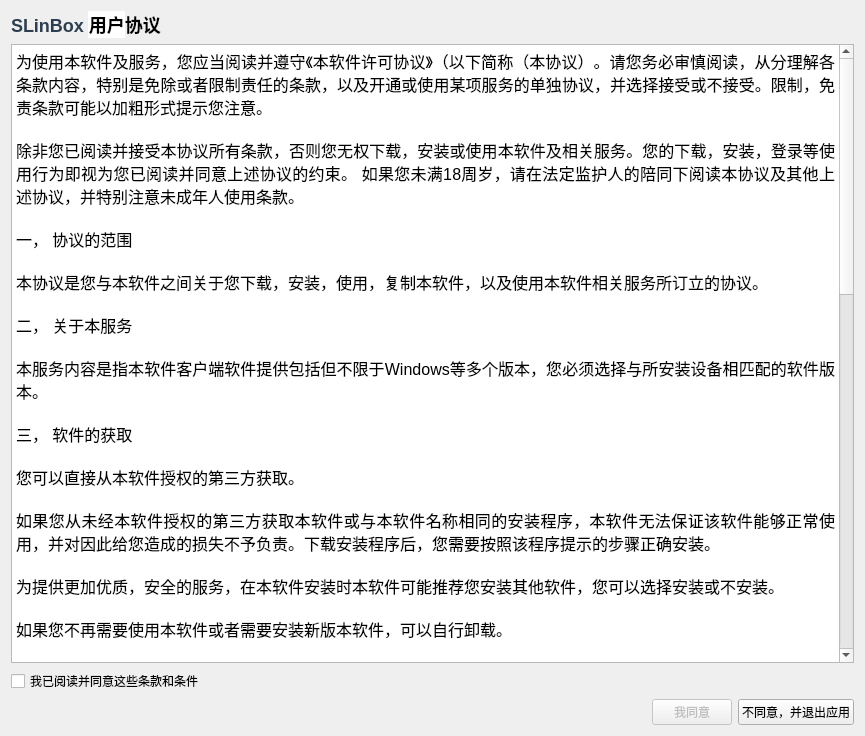
First picture: the form in ui/useragreementdialog.ui, repository linyvhuo/SLinBox, before the edit.
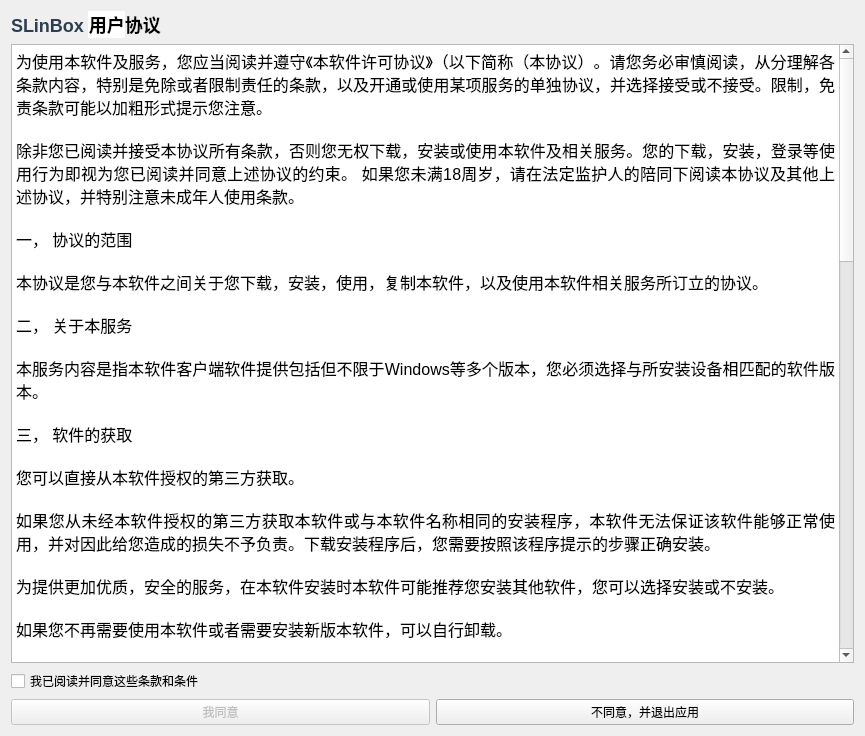
Second picture: the form after the edit.

Patch:
```diff
--- a/ui/useragreementdialog.ui
+++ b/ui/useragreementdialog.ui
@@ -86,7 +86,19 @@
 &lt;p align=&quot;justify&quot; style=&quot;-qt-paragraph-type:empty; margin-top:0px; margin-bottom:0px; margin-left:0px; margin-right:0px; -qt-block-indent:0; text-indent:0px; font-size:12pt;&quot;&gt;&lt;br /&gt;&lt;/p&gt;
 &lt;p align=&quot;justify&quot; style=&quot; margin-top:0px; margin-bottom:0px; margin-left:0px; margin-right:0px; -qt-block-indent:0; text-indent:0px;&quot;&gt;&lt;span style=&quot; font-size:12pt;&quot;&gt;九， 其他&lt;/span&gt;&lt;/p&gt;
 &lt;p align=&quot;justify&quot; style=&quot;-qt-paragraph-type:empty; margin-top:0px; margin-bottom:0px; margin-left:0px; margin-right:0px; -qt-block-indent:0; text-indent:0px; font-size:12pt;&quot;&gt;&lt;br /&gt;&lt;/p&gt;
-&lt;p align=&quot;justify&quot; style=&quot; margin-top:0px; margin-bottom:0px; margin-left:0px; margin-right:0px; -qt-block-indent:0; text-indent:0px;&quot;&gt;&lt;span style=&quot; font-size:12pt;&quot;&gt;您使用本软件即视为您已阅读并同意接受本软件协议的约束。本软件有权在必要时修改本协议条款。如果您不接受修改后的条款，应当停止使用本软件。&lt;/span&gt;&lt;/p&gt;&lt;/body&gt;&lt;/html&gt;</string>
+&lt;p align=&quot;justify&quot; style=&quot; margin-top:0px; margin-bottom:0px; margin-left:0px; margin-right:0px; -qt-block-indent:0; text-indent:0px;&quot;&gt;&lt;span style=&quot; font-size:12pt;&quot;&gt;您使用本软件即视为您已阅读并同意接受本软件协议的约束。本软件有权在必要时修改本协议条款。如果您不接受修改后的条款，应当停止使用本软件。&lt;/span&gt;&lt;/p&gt;
+&lt;p align=&quot;justify&quot; style=&quot;-qt-paragraph-type:empty; margin-top:0px; margin-bottom:0px; margin-left:0px; margin-right:0px; -qt-block-indent:0; text-indent:0px; font-size:12pt;&quot;&gt;&lt;br /&gt;&lt;/p&gt;
+&lt;p align=&quot;justify&quot; style=&quot; margin-top:0px; margin-bottom:0px; margin-left:0px; margin-right:0px; -qt-block-indent:0; text-indent:0px;&quot;&gt;&lt;span style=&quot; font-size:12pt;&quot;&gt;十， 软件信息&lt;/span&gt;&lt;/p&gt;
+&lt;p align=&quot;justify&quot; style=&quot;-qt-paragraph-type:empty; margin-top:0px; margin-bottom:0px; margin-left:0px; margin-right:0px; -qt-block-indent:0; text-indent:0px; font-size:12pt;&quot;&gt;&lt;br /&gt;&lt;/p&gt;
+&lt;p align=&quot;justify&quot; style=&quot; margin-top:0px; margin-bottom:0px; margin-left:0px; margin-right:0px; -qt-block-indent:0; text-indent:0px;&quot;&gt;&lt;span style=&quot; font-size:12pt;&quot;&gt;软件名称：SLinBox 智能工具箱&lt;/span&gt;&lt;/p&gt;
+&lt;p align=&quot;justify&quot; style=&quot;-qt-paragraph-type:empty; margin-top:0px; margin-bottom:0px; margin-left:0px; margin-right:0px; -qt-block-indent:0; text-indent:0px; font-size:12pt;&quot;&gt;&lt;br /&gt;&lt;/p&gt;
+&lt;p align=&quot;justify&quot; style=&quot; margin-top:0px; margin-bottom:0px; margin-left:0px; margin-right:0px; -qt-block-indent:0; text-indent:0px;&quot;&gt;&lt;span style=&quot; font-size:12pt;&quot;&gt;软件版本：1.1.1&lt;/span&gt;&lt;/p&gt;
+&lt;p align=&quot;justify&quot; style=&quot;-qt-paragraph-type:empty; margin-top:0px; margin-bottom:0px; margin-left:0px; margin-right:0px; -qt-block-indent:0; text-indent:0px; font-size:12pt;&quot;&gt;&lt;br /&gt;&lt;/p&gt;
+&lt;p align=&quot;justify&quot; style=&quot; margin-top:0px; margin-bottom:0px; margin-left:0px; margin-right:0px; -qt-block-indent:0; text-indent:0px;&quot;&gt;&lt;span style=&quot; font-size:12pt;&quot;&gt;主页：&lt;/span&gt;&lt;a href=&quot;https://github.com/linyvhuo/SLinBox&quot;&gt;&lt;span style=&quot; font-size:12pt; text-decoration: underline; color:#0000ff;&quot;&gt;https://github.com/linyvhuo/SLinBox&lt;/span&gt;&lt;/a&gt;&lt;/p&gt;
+&lt;p align=&quot;justify&quot; style=&quot;-qt-paragraph-type:empty; margin-top:0px; margin-bottom:0px; margin-left:0px; margin-right:0px; -qt-block-indent:0; text-indent:0px; font-size:12pt;&quot;&gt;&lt;br /&gt;&lt;/p&gt;
+&lt;p align=&quot;justify&quot; style=&quot; margin-top:0px; margin-bottom:0px; margin-left:0px; margin-right:0px; -qt-block-indent:0; text-indent:0px;&quot;&gt;&lt;span style=&quot; font-size:12pt;&quot;&gt;更新：&lt;/span&gt;&lt;a href=&quot;https://github.com/linyvhuo/SLinBox/tree/app&quot;&gt;&lt;span style=&quot; font-size:12pt; text-decoration: underline; color:#0000ff;&quot;&gt;https://github.com/linyvhuo/SLinBox/tree/app&lt;/span&gt;&lt;/a&gt;&lt;/p&gt;
+&lt;p align=&quot;justify&quot; style=&quot;-qt-paragraph-type:empty; margin-top:0px; margin-bottom:0px; margin-left:0px; margin-right:0px; -qt-block-indent:0; text-indent:0px; font-size:12pt;&quot;&gt;&lt;br /&gt;&lt;/p&gt;
+&lt;p align=&quot;justify&quot; style=&quot; margin-top:0px; margin-bottom:0px; margin-left:0px; margin-right:0px; -qt-block-indent:0; text-indent:0px;&quot;&gt;&lt;span style=&quot; font-size:12pt;&quot;&gt;感谢您使用 SLinBox 智能工具箱！&lt;/span&gt;&lt;/p&gt;&lt;/body&gt;&lt;/html&gt;</string>
      </property>
     </widget>
    </item>
@@ -99,19 +111,6 @@
    </item>
    <item>
     <layout class="QHBoxLayout" name="buttonLayout">
-     <item>
-      <spacer>
-       <property name="orientation">
-        <enum>Qt::Horizontal</enum>
-       </property>
-       <property name="sizeHint" stdset="0">
-        <size>
-         <width>40</width>
-         <height>20</height>
-        </size>
-       </property>
-      </spacer>
-     </item>
      <item>
       <widget class="QPushButton" name="btnAgree">
        <property name="enabled">
```
Left out of the diff: 2 changed lines with no effect on the pictures.
